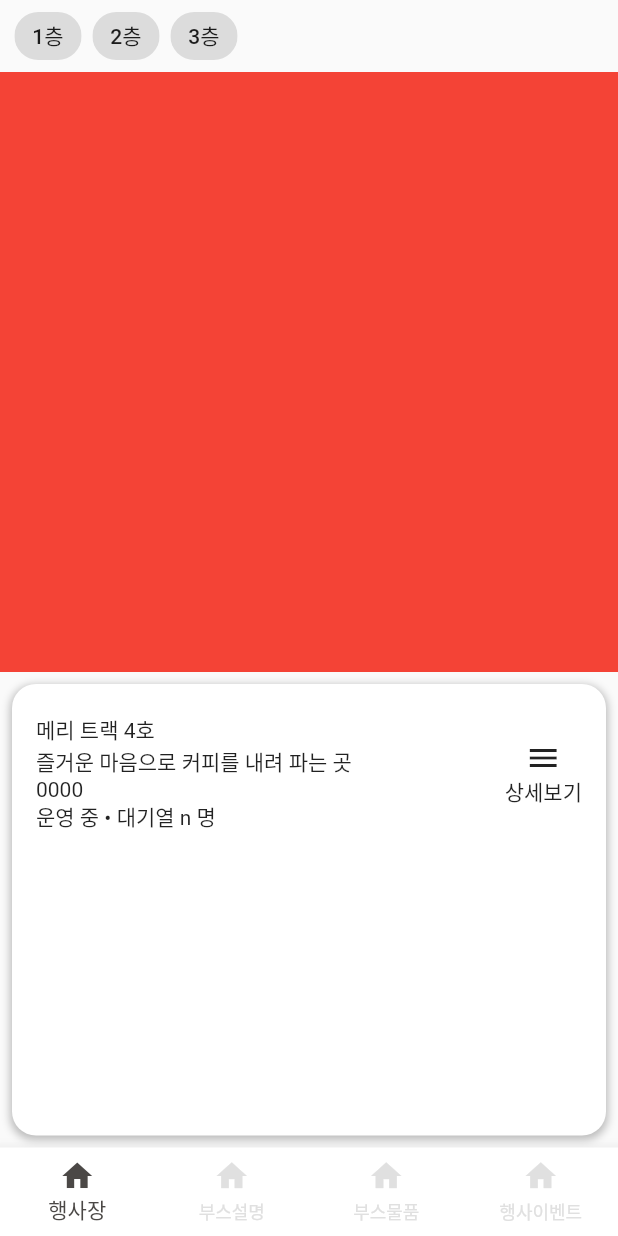
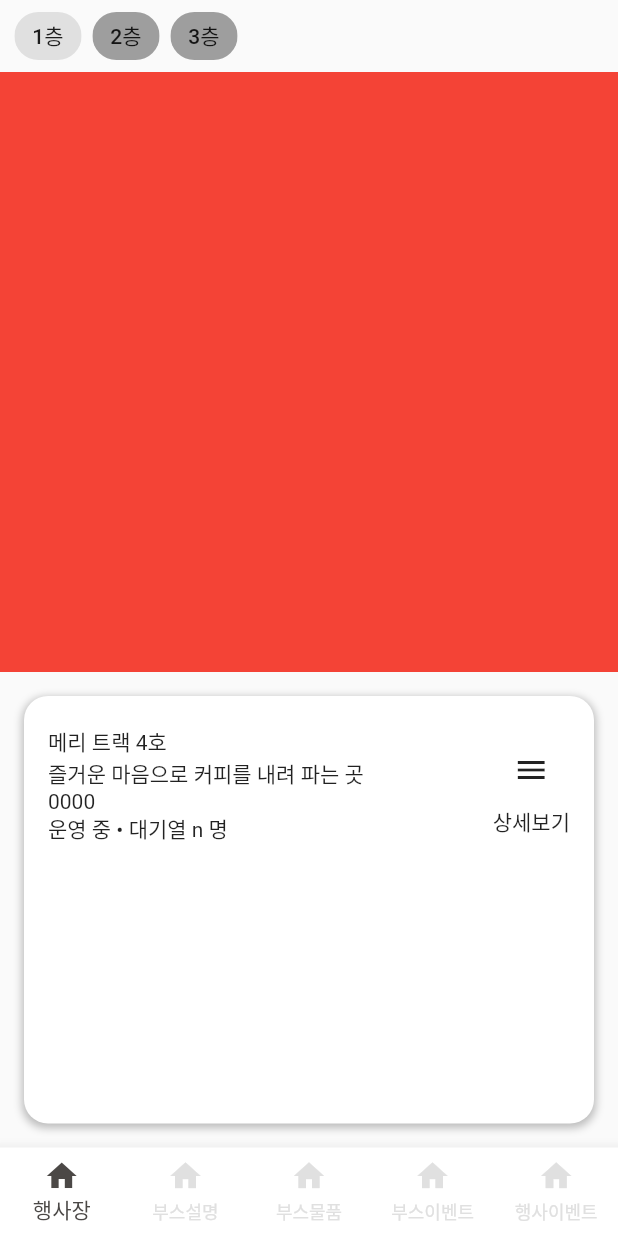
Before and after one commit to 2paperstar/digital-pamphlet-flutter, a Flutter app: the screen it shows after launch, on a phone screen of 412 x 824 dp. Run offline on Flutter 3.47's test engine with Material 2 defaults, Android fonts, the phone set to English and light mode, and no system bars; our stand-ins replace flutter_bloc, freezed_annotation, get_it, go_router, injectable; Roboto replaces fonts that are missing (Pretendard).

Commit message:
feat: floor selection

```diff
--- a/lib/core/presentation/bloc/bottom_navigation/bottom_navigation_items.dart
+++ b/lib/core/presentation/bloc/bottom_navigation/bottom_navigation_items.dart
@@ -2,5 +2,6 @@ enum BottomNavigationItems {
   venue,
   description,
   items,
+  boothEvents,
   events,
 }
--- a/lib/core/presentation/view/main_view.dart
+++ b/lib/core/presentation/view/main_view.dart
@@ -11,8 +11,10 @@ class MainView extends StatelessWidget {
   Widget build(BuildContext context) {
     const pages = [
       PamphletView(),
-      PamphletView(),
-      PamphletView(),
+      Text('1'),
+      Text('2'),
+      Text('3'),
+      Text('4'),
     ];
     return BlocBuilder<BottomNavigationBloc, BottomNavigationState>(
       builder: (context, state) {
@@ -40,6 +42,10 @@ class MainView extends StatelessWidget {
               ),
               BottomNavigationBarItem(
                 icon: Icon(Icons.home),
+                label: '부스이벤트',
+              ),
+              BottomNavigationBarItem(
+                icon: Icon(Icons.home),
                 label: '행사이벤트',
               ),
             ],
--- /dev/null
+++ b/lib/pamphlet/presentation/bloc/detail_select/detail_select_bloc.dart
@@ -0,0 +1,37 @@
+import 'package:flutter_bloc/flutter_bloc.dart';
+import 'package:freezed_annotation/freezed_annotation.dart';
+import 'package:injectable/injectable.dart';
+
+part 'detail_select_bloc.freezed.dart';
+part 'detail_select_event.dart';
+part 'detail_select_state.dart';
+
+@injectable
+class DetailSelectBloc extends Bloc<DetailSelectEvent, DetailSelectState> {
+  DetailSelectBloc() : super(const DetailSelectState.unselected()) {
+    on<DetailSelectEvent>(
+      (event, emit) => {
+        event.when(
+          selectFloor: (floor) =>
+              emit(DetailSelectState.selected(floor: floor, booth: null)),
+          selectBooth: (booth) => emit(
+            state.maybeWhen(
+              selected: (floor, _) =>
+                  DetailSelectState.selected(floor: floor, booth: booth),
+              orElse: () => state,
+            ),
+          ),
+          showDetails: () => state.whenOrNull(
+            selected: (floor, booth) => {
+              if (booth != null)
+                {
+                  emit(DetailSelectState.detailsShown(
+                      floor: floor, booth: booth)),
+                }
+            },
+          ),
+        )
+      },
+    );
+  }
+}
--- /dev/null
+++ b/lib/pamphlet/presentation/bloc/detail_select/detail_select_event.dart
@@ -0,0 +1,10 @@
+part of 'detail_select_bloc.dart';
+
+@freezed
+class DetailSelectEvent with _$DetailSelectEvent {
+  const factory DetailSelectEvent.selectFloor(int floor) = _SelectFloor;
+
+  const factory DetailSelectEvent.selectBooth(int booth) = _SelectBooth;
+
+  const factory DetailSelectEvent.showDetails() = _ShowDetails;
+}
--- /dev/null
+++ b/lib/pamphlet/presentation/bloc/detail_select/detail_select_state.dart
@@ -0,0 +1,17 @@
+part of 'detail_select_bloc.dart';
+
+@freezed
+class DetailSelectState with _$DetailSelectState {
+  const factory DetailSelectState.unselected({@Default(0) int floor}) =
+      _Unselected;
+
+  const factory DetailSelectState.selected({
+    required int floor,
+    required int? booth,
+  }) = _Selected;
+
+  const factory DetailSelectState.detailsShown({
+    required int floor,
+    required int booth,
+  }) = _DetailsShown;
+}
--- a/lib/pamphlet/presentation/view/pamphlet_view.dart
+++ b/lib/pamphlet/presentation/view/pamphlet_view.dart
@@ -1,11 +1,16 @@
+import 'package:digital_pamphlet/common/di/get_it.dart';
+import 'package:digital_pamphlet/pamphlet/presentation/bloc/detail_select/detail_select_bloc.dart';
 import 'package:flutter/material.dart';
+import 'package:flutter_bloc/flutter_bloc.dart';
 
 class PamphletView extends StatelessWidget {
   const PamphletView({super.key});
 
   @override
   Widget build(BuildContext context) {
-    return Column(
+    return BlocProvider(
+      create: (context) => getIt<DetailSelectBloc>(),
+      child: Column(
         crossAxisAlignment: CrossAxisAlignment.stretch,
         children: [
           SizedBox(
@@ -16,7 +21,17 @@ class PamphletView extends StatelessWidget {
               shrinkWrap: true,
               separatorBuilder: (context, index) => const SizedBox(width: 4),
               itemCount: 3,
-            itemBuilder: (context, index) => Chip(label: Text('${index + 1}층')),
+              itemBuilder: (context, index) =>
+                  BlocBuilder<DetailSelectBloc, DetailSelectState>(
+                builder: (context, state) => ActionChip(
+                  label: Text('${index + 1}층'),
+                  onPressed: () => context
+                      .read<DetailSelectBloc>()
+                      .add(DetailSelectEvent.selectFloor(index)),
+                  backgroundColor:
+                      state.floor == index ? Colors.grey.shade300 : Colors.grey,
+                ),
+              ),
             ),
           ),
           Container(
@@ -25,9 +40,10 @@ class PamphletView extends StatelessWidget {
           ),
           Expanded(
             child: Padding(
-            padding: const EdgeInsets.all(8),
+              padding: const EdgeInsets.all(16),
               child: Container(
-              padding: const EdgeInsets.symmetric(horizontal: 16, vertical: 20),
+                padding:
+                    const EdgeInsets.symmetric(horizontal: 16, vertical: 20),
                 decoration: BoxDecoration(
                   color: Colors.white,
                   borderRadius: BorderRadius.circular(16),
@@ -56,9 +72,15 @@ class PamphletView extends StatelessWidget {
                           ),
                         ),
                         Column(
-                        children: const [
-                          Icon(Icons.menu),
-                          Text('상세보기'),
+                          children: [
+                            Material(
+                              color: Colors.transparent,
+                              child: IconButton(
+                                onPressed: () {},
+                                icon: const Icon(Icons.menu),
+                              ),
+                            ),
+                            const Text('상세보기'),
                           ],
                         ),
                       ],
@@ -69,6 +91,7 @@ class PamphletView extends StatelessWidget {
             ),
           ),
         ],
+      ),
     );
   }
 }
```
Also changed, not shown: lib/common/di/get_it.config.dart, lib/pamphlet/presentation/bloc/detail_select/detail_select_bloc.freezed.dart (added). Lines whose indentation alone changed are shown as unchanged.
